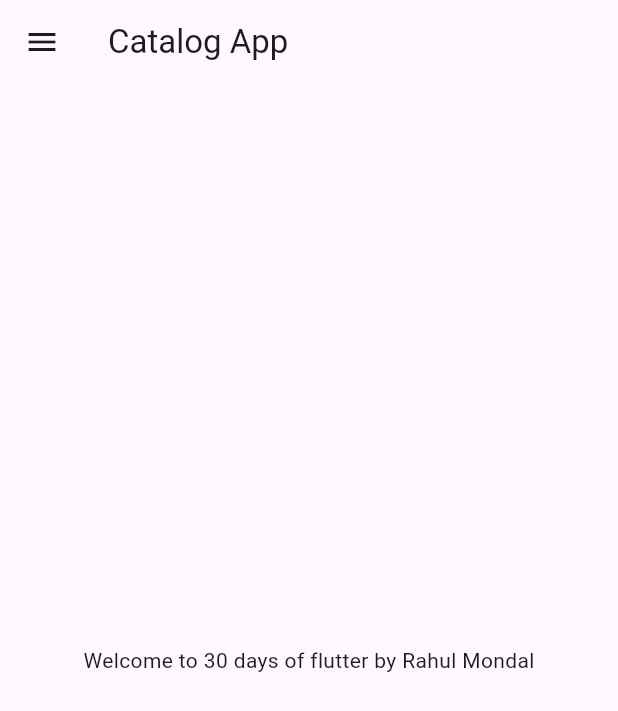
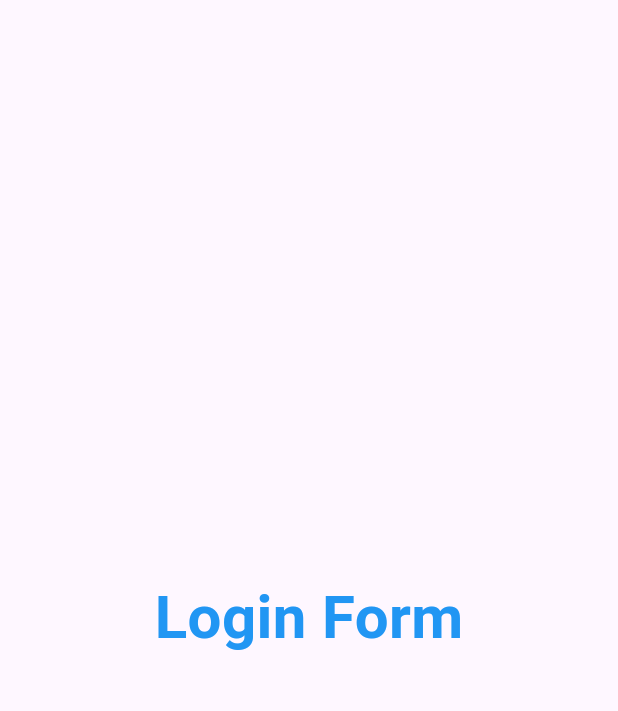
Before and after one commit to Rahulmandu/Flutter_Demo_Project, a Flutter app: the screen it shows after launch, on a phone screen of 412 x 824 dp. Shown: the top 711 px of the screen. Run offline on Flutter 3.47's test engine with Material 3 defaults, Android fonts, the phone set to English and light mode, and no system bars.

Commit message:
Changes to Home page and Login Page

```diff
--- a/lib/main.dart
+++ b/lib/main.dart
@@ -1,8 +1,9 @@
 import 'package:flutter/material.dart';
-import 'package:flutter_catalog/home_page.dart';
+import 'package:flutter_catalog/pages/home_page.dart';
+import 'package:flutter_catalog/pages/login_page.dart';
 
 void main() {
-  runApp(MyApp());
+  runApp(const MyApp());
 }
 
 class MyApp extends StatelessWidget {
@@ -11,7 +12,16 @@ class MyApp extends StatelessWidget {
   @override
   Widget build(BuildContext context) {
     return MaterialApp(
-      home: HomePage(),
+      themeMode: ThemeMode.light,
+      theme: ThemeData(primarySwatch: Colors.yellow),
+      darkTheme: ThemeData(
+        brightness: Brightness.dark,
+      ),
+      routes: {
+        "/" : (context) => const LoginPage(),
+        "/home" : (context) => const HomePage(),
+        "/login" : (context) => const LoginPage(),
+      },
     );
   }
 }
--- a/lib/home_page.dart
+++ b/lib/pages/home_page.dart
@@ -6,17 +6,15 @@ class HomePage extends StatelessWidget {
   @override
   Widget build(BuildContext context) {
     int days = 30;
-    String author_name = "Rahul Mondal";
+    String authorName = "Rahul Mondal";
     return Scaffold(
       appBar: AppBar(
-        title: Text("Catalog App"),
+        title: const Text("Catalog App"),
       ),
       body: Center(
-        child: Container(
-          child: Text("Welcome to $days days of flutter by $author_name"),
-        ),
+        child: Text("Welcome to $days days of flutter by $authorName"),
       ),
-      drawer: Drawer(),
+      drawer: const Drawer(),
     );
   }
 }
--- /dev/null
+++ b/lib/pages/login_page.dart
@@ -0,0 +1,16 @@
+import 'package:flutter/material.dart';
+
+class LoginPage extends StatelessWidget {
+  const LoginPage({super.key});
+
+  @override
+  Widget build(BuildContext context) {
+    return const Material(
+      child: Center(
+        child: Text("Login Form",
+            style: TextStyle(
+                fontSize: 40, color: Colors.blue, fontWeight: FontWeight.bold)),
+      ),
+    );
+  }
+}
```
